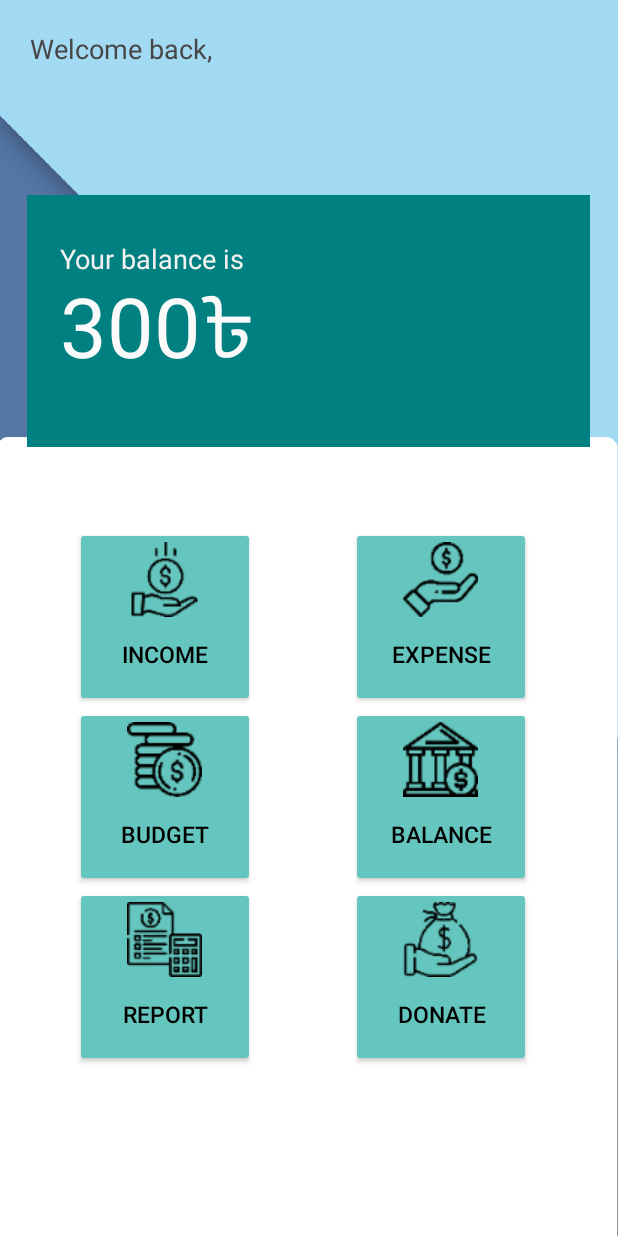
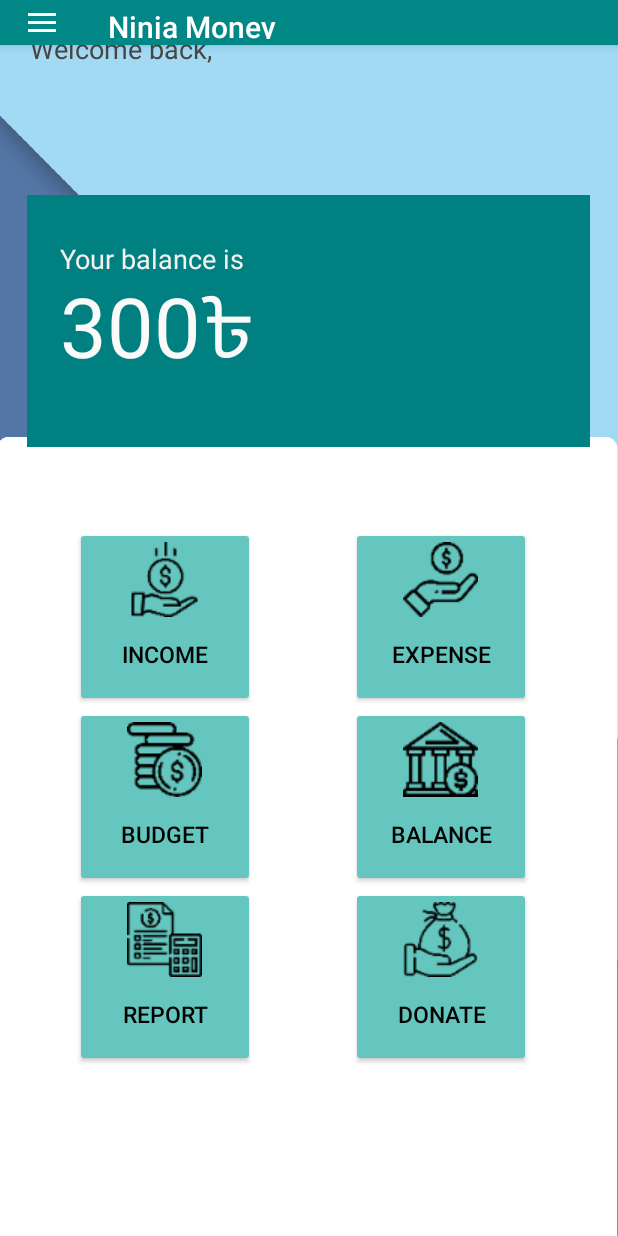
Before and after one commit to Nabilatasnia/NinjaMoneyFinal, an Android app: the screen it shows after launch once a user with an empty profile is signed in (MainActivity), on a phone screen of 412 x 824 dp. Run offline under Robolectric (Android 15) with nearby library versions, the phone set to English and light mode, and no system bars; our stand-ins replace Firebase (no records; nobody signed in at launch, a user with empty details on screens opened directly).

Commit message:
Activity Main er drawer shesh

```diff
--- a/app/src/main/java/com/example/ninjamoney/Income.java
+++ b/app/src/main/java/com/example/ninjamoney/Income.java
@@ -64,6 +64,7 @@ recyclerAdapter adapter;
         checkIncome.addValueEventListener(new ValueEventListener() {
             @Override
             public void onDataChange(DataSnapshot snapshot) {
+                data.clear();
                 for(DataSnapshot dataSnapshot : snapshot.getChildren())
                 {
                     Data dataobj ;
--- a/app/src/main/java/com/example/ninjamoney/MainActivity.java
+++ b/app/src/main/java/com/example/ninjamoney/MainActivity.java
@@ -1,15 +1,23 @@
 package com.example.ninjamoney;
 
+import androidx.annotation.NonNull;
+import androidx.appcompat.app.ActionBarDrawerToggle;
 import androidx.appcompat.app.AppCompatActivity;
+import androidx.appcompat.widget.Toolbar;
+import androidx.core.view.GravityCompat;
+import androidx.drawerlayout.widget.DrawerLayout;
 
 import android.content.Intent;
 import android.os.Bundle;
+import android.view.MenuItem;
 import android.view.View;
 import android.widget.Button;
 import android.widget.TextView;
 import android.widget.Toast;
 
 import com.example.ninjamoney.LoginSignUp.Login;
+import com.example.ninjamoney.LoginSignUp.Profile;
+import com.google.android.material.navigation.NavigationView;
 import com.google.firebase.auth.FirebaseAuth;
 import com.google.firebase.auth.FirebaseUser;
 import com.google.firebase.database.ChildEventListener;
@@ -19,7 +27,7 @@ import com.google.firebase.database.DatabaseReference;
 import com.google.firebase.database.FirebaseDatabase;
 import com.google.firebase.database.Query;
 
-public class MainActivity extends AppCompatActivity implements View.OnClickListener {
+public class MainActivity extends AppCompatActivity implements View.OnClickListener, NavigationView.OnNavigationItemSelectedListener {
 
     private Button income;
     private Button expense;
@@ -34,7 +42,10 @@ public class MainActivity extends AppCompatActivity implements View.OnClickListe
     private DatabaseReference dRef;
     private FirebaseUser firebaseUser;
     String uid;
-    //Data data = new Data();
+
+    DrawerLayout drawerLayout;
+    NavigationView navigationView;
+    Toolbar toolbar;
 
     @Override
     protected void onCreate(Bundle savedInstanceState) {
@@ -42,22 +53,34 @@ public class MainActivity extends AppCompatActivity implements View.OnClickListe
         setContentView(R.layout.activity_main);
         setup();
         firebase();
+        drawer();
     }
 
-    private void firebase(){
+    private void drawer() {
+        setSupportActionBar(toolbar);
+        navigationView.bringToFront();
+        ActionBarDrawerToggle toggle = new ActionBarDrawerToggle(this, drawerLayout, toolbar, R.string.navigation_drawer_open, R.string.navigation_drawer_close);
+        drawerLayout.addDrawerListener(toggle);
+        toggle.syncState();
+
+        navigationView.setNavigationItemSelectedListener(this);
+        navigationView.setCheckedItem(R.id.nav_home);
+    }
+
+    private void firebase() {
         firebaseAuth = FirebaseAuth.getInstance();
         database = FirebaseDatabase.getInstance();
         firebaseUser = firebaseAuth.getCurrentUser();
         uid = firebaseUser.getUid();
         dRef = database.getReference().child("Users").child(uid);
-        Toast.makeText(MainActivity.this, uid, Toast.LENGTH_SHORT).show();
+        //Toast.makeText(MainActivity.this, uid, Toast.LENGTH_SHORT).show();
 
         Query query = dRef.orderByChild("email");
 
         query.addChildEventListener(new ChildEventListener() {
             @Override
             public void onChildAdded(DataSnapshot snapshot, String previousChildName) {
-                if(snapshot.exists()){
+                if (snapshot.exists()) {
                     String name = snapshot.child("username").getValue().toString();
                     text2.setText(name);
                 }
@@ -85,7 +108,7 @@ public class MainActivity extends AppCompatActivity implements View.OnClickListe
         });
     }
 
-    private void setup(){
+    private void setup() {
         income = findViewById(R.id.income);
         expense = findViewById(R.id.expense);
         budget = findViewById(R.id.budget);
@@ -93,6 +116,9 @@ public class MainActivity extends AppCompatActivity implements View.OnClickListe
         report = findViewById(R.id.report);
         donate = findViewById(R.id.donate);
         text2 = findViewById(R.id.text2);
+        drawerLayout = findViewById(R.id.drawer_layout);
+        navigationView = findViewById(R.id.nav_view);
+        toolbar = findViewById(R.id.toolbar);
 
         income.setOnClickListener(this);
         expense.setOnClickListener(this);
@@ -103,6 +129,14 @@ public class MainActivity extends AppCompatActivity implements View.OnClickListe
         text2.setOnClickListener(this);
     }
 
+    @Override
+    public void onBackPressed() {
+        if (drawerLayout.isDrawerOpen(GravityCompat.START)) {
+            drawerLayout.closeDrawer(GravityCompat.START);
+        } else {
+            super.onBackPressed();
+        }
+    }
 
     @Override
     public void onClick(View v) {
@@ -110,7 +144,7 @@ public class MainActivity extends AppCompatActivity implements View.OnClickListe
     }
 
     private void open(View v) {
-        switch (v.getId()){
+        switch (v.getId()) {
             case R.id.income:
                 Intent intentInc = new Intent(this, Income.class);
                 startActivity(intentInc);
@@ -128,8 +162,7 @@ public class MainActivity extends AppCompatActivity implements View.OnClickListe
                 startActivity(intentStat);
                 break;
             case R.id.report:
-                FirebaseAuth.getInstance().signOut();
-                Intent intentRep = new Intent(this, Login.class);
+                Intent intentRep = new Intent(this, Report.class);
                 startActivity(intentRep);
                 break;
             case R.id.donate:
@@ -139,4 +172,45 @@ public class MainActivity extends AppCompatActivity implements View.OnClickListe
 
         }
     }
+
+    @Override
+    public boolean onNavigationItemSelected(MenuItem item) {
+        switch (item.getItemId()) {
+            case R.id.nav_income:
+                Intent intentInc = new Intent(this, Income.class);
+                startActivity(intentInc);
+                break;
+            case R.id.nav_expense:
+                Intent intentExp = new Intent(this, Expense.class);
+                startActivity(intentExp);
+                break;
+            case R.id.nav_budget:
+                Intent intentBud = new Intent(this, Budget.class);
+                startActivity(intentBud);
+                break;
+            case R.id.nav_balance:
+                Intent intentStat = new Intent(this, Status.class);
+                startActivity(intentStat);
+                break;
+            case R.id.nav_report:
+                Intent intentRep = new Intent(this, Report.class);
+                startActivity(intentRep);
+                break;
+            case R.id.nav_donate:
+                Intent intentDon = new Intent(this, Donate.class);
+                startActivity(intentDon);
+                break;
+            case R.id.nav_profile:
+                Intent intentProf = new Intent(this, Profile.class);
+                startActivity(intentProf);
+                break;
+            case R.id.nav_logout:
+                FirebaseAuth.getInstance().signOut();
+                Intent intentOut = new Intent(this, Login.class);
+                startActivity(intentOut);
+                break;
+        }
+        drawerLayout.closeDrawer(GravityCompat.START);
+        return true;
+    }
 }
--- /dev/null
+++ b/app/src/main/res/drawable/home_icon.xml
@@ -0,0 +1,5 @@
+<vector android:alpha="0.95" android:height="24dp"
+    android:tint="#FFFFFF" android:viewportHeight="24"
+    android:viewportWidth="24" android:width="24dp" xmlns:android="http://schemas.android.com/apk/res/android">
+    <path android:fillColor="@android:color/white" android:pathData="M10,20v-6h4v6h5v-8h3L12,3 2,12h3v8z"/>
+</vector>
--- /dev/null
+++ b/app/src/main/res/drawable/logout_icon.xml
@@ -0,0 +1,5 @@
+<vector android:alpha="0.95" android:height="24dp"
+    android:tint="#FFFFFF" android:viewportHeight="24"
+    android:viewportWidth="24" android:width="24dp" xmlns:android="http://schemas.android.com/apk/res/android">
+    <path android:fillColor="@android:color/white" android:pathData="M10,9V5l-7,7 7,7v-4.1c5,0 8.5,1.6 11,5.1 -1,-5 -4,-10 -11,-11z"/>
+</vector>
--- a/app/src/main/res/layout/activity_main.xml
+++ b/app/src/main/res/layout/activity_main.xml
@@ -1,17 +1,35 @@
 <?xml version="1.0" encoding="utf-8"?>
-<androidx.drawerlayout.widget.DrawerLayout
-    xmlns:android="http://schemas.android.com/apk/res/android"
+<androidx.drawerlayout.widget.DrawerLayout xmlns:android="http://schemas.android.com/apk/res/android"
     xmlns:app="http://schemas.android.com/apk/res-auto"
     xmlns:tools="http://schemas.android.com/tools"
+    android:id="@+id/drawer_layout"
+    android:layout_width="match_parent"
+    android:layout_height="match_parent">
+
+    <RelativeLayout
         android:layout_width="match_parent"
         android:layout_height="match_parent"
-    >
+        android:fitsSystemWindows="true"
+        tools:openDrawer="start" />
+
+    <com.google.android.material.navigation.NavigationView
+        android:id="@+id/nav_view"
+        android:layout_width="wrap_content"
+        android:layout_height="match_parent"
+        android:layout_gravity="start"
+        app:headerLayout="@layout/header"
+        app:menu="@menu/main_menu" />
+
     <RelativeLayout
         android:layout_width="match_parent"
         android:layout_height="match_parent"
 
         android:background="@drawable/menubg"
         tools:context=".MainActivity">
+
+        <include
+        android:id="@+id/toolbar"
+        layout="@layout/toolbar" />
 
         <TextView
             android:id="@+id/text1"
@@ -44,9 +62,8 @@
 
             android:layout_marginTop="30dp"
             android:background="@drawable/solidbg"
-        android:paddingStart="100dp"
             android:gravity="center"
-        >
+            android:paddingStart="100dp">
 
         </LinearLayout>
 
--- /dev/null
+++ b/app/src/main/res/layout/toolbar.xml
@@ -0,0 +1,9 @@
+<?xml version="1.0" encoding="utf-8"?>
+<androidx.appcompat.widget.Toolbar xmlns:android="http://schemas.android.com/apk/res/android"
+    android:layout_width="match_parent"
+    android:layout_height="30dp"
+    android:background="@color/teal_700"
+    android:elevation="4dp"
+    android:theme="@style/ThemeOverlay.AppCompat.Dark.ActionBar">
+
+</androidx.appcompat.widget.Toolbar>
--- /dev/null
+++ b/app/src/main/res/menu/main_menu.xml
@@ -0,0 +1,52 @@
+<?xml version="1.0" encoding="utf-8"?>
+<menu xmlns:android="http://schemas.android.com/apk/res/android">
+    <group android:checkableBehavior="single">
+        <item android:title="Menu">
+            <menu>
+                <item
+                    android:id="@+id/nav_home"
+                    android:icon="@drawable/home_icon"
+                    android:title="Home" />
+                <item
+                    android:id="@+id/nav_income"
+                    android:icon="@drawable/income"
+                    android:title="Income" />
+                <item
+                    android:id="@+id/nav_expense"
+                    android:icon="@drawable/expense"
+                    android:title="Expense" />
+                <item
+                    android:id="@+id/nav_budget"
+                    android:icon="@drawable/budget"
+                    android:title="Budget" />
+                <item
+                    android:id="@+id/nav_balance"
+                    android:icon="@drawable/moneystatus"
+                    android:title="Balance" />
+                <item
+                    android:id="@+id/nav_report"
+                    android:icon="@drawable/report"
+                    android:title="Report" />
+                <item
+                    android:id="@+id/nav_donate"
+                    android:icon="@drawable/donate"
+                    android:title="Donate" />
+            </menu>
+        </item>
+    </group>
+    <group android:checkableBehavior="single">
+        <item android:title="Profile">
+            <menu>
+                <item
+                    android:id="@+id/nav_profile"
+                    android:icon="@drawable/username_icon"
+                    android:title="Account" />
+                <item
+                    android:id="@+id/nav_logout"
+                    android:icon="@drawable/logout_icon"
+                    android:title="Logout" />
+            </menu>
+        </item>
+
+    </group>
+</menu>
--- /dev/null
+++ b/app/src/main/res/values-v21/themes.xml
@@ -0,0 +1,17 @@
+<?xml version="1.0" encoding="utf-8"?>
+<resources>
+
+    <style name="Theme.NinjaMoney" parent="Theme.MaterialComponents.DayNight.NoActionBar.Bridge">
+        <!-- Primary brand color. -->
+        <item name="colorPrimary">@color/purple_500</item>
+        <item name="colorPrimaryVariant">@color/purple_700</item>
+        <item name="colorOnPrimary">@color/white</item>
+        <!-- Secondary brand color. -->
+        <item name="colorSecondary">@color/teal_200</item>
+        <item name="colorSecondaryVariant">@color/teal_700</item>
+        <item name="colorOnSecondary">@color/black</item>
+        <!-- Status bar color. -->
+        <!-- Customize your theme here. -->
+        <item name="android:statusBarColor">#00000000</item>
+    </style>
+</resources>
--- a/app/src/main/res/values/strings.xml
+++ b/app/src/main/res/values/strings.xml
@@ -10,6 +10,8 @@
     <string name="create_account">Create Account</string>
     <string name="enter_email">Enter Email</string>
     <string name="username"></string>
+    <string name="navigation_drawer_open">Open navigation drawer</string>
+    <string name="navigation_drawer_close">Close navigation drawer</string>
 
     <string-array name="category_array">
         <item>Food</item>
```
Also changed, not shown: app/src/main/AndroidManifest.xml (+4 -3 lines), app/src/main/java/com/example/ninjamoney/LoginSignUp/Login.java (+0 -39 lines), app/src/main/java/com/example/ninjamoney/LoginSignUp/Profile.java (added, +16 -0 lines), app/src/main/res/layout/activity_profile.xml (added, +9 -0 lines), app/src/main/res/layout/header.xml (added, +30 -0 lines). Lines whose indentation alone changed are shown as unchanged.
